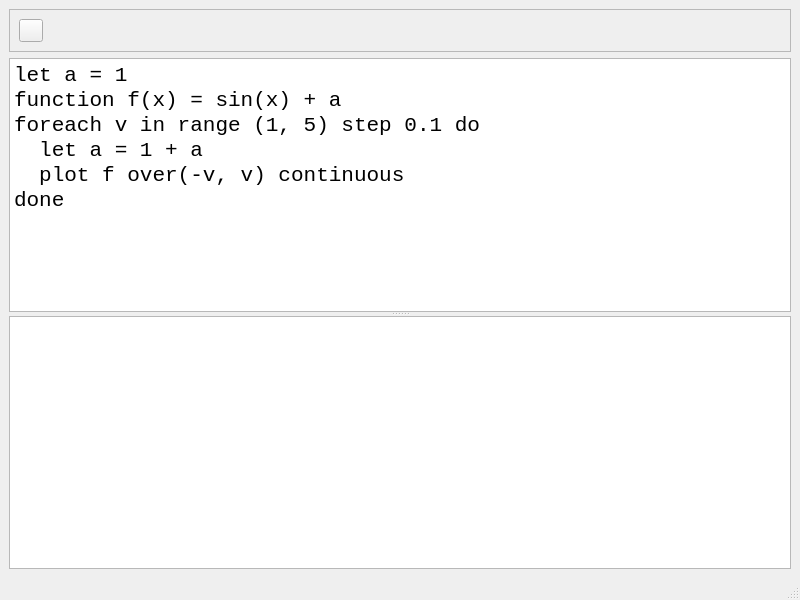
Before: the Qt Designer form MainWindow.ui in fritzone/funkplot, drawn with Qt 5.
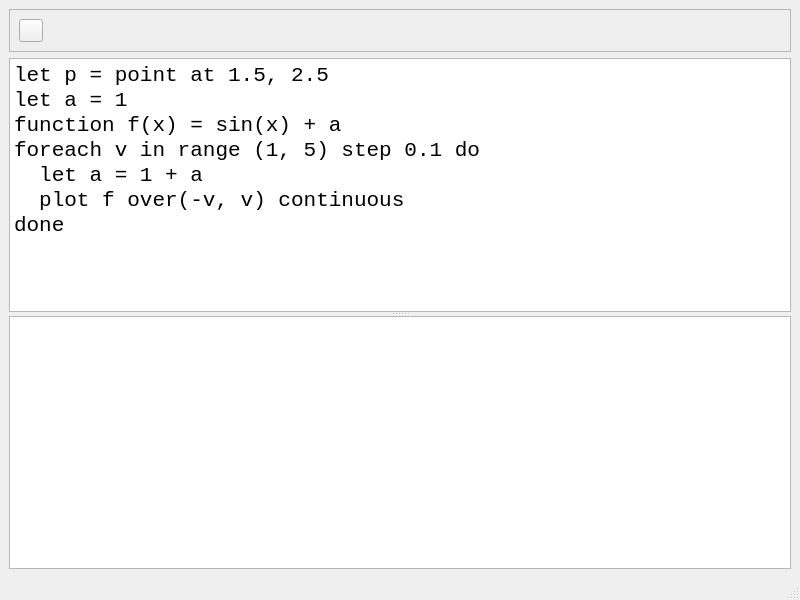
After: the same form once the commit is applied. Icons and pictures are not drawn.

Commit message: more drawing implemented, also points

Diff of the .ui file:
```diff
--- a/MainWindow.ui
+++ b/MainWindow.ui
@@ -84,6 +84,7 @@
 &lt;html&gt;&lt;head&gt;&lt;meta name=&quot;qrichtext&quot; content=&quot;1&quot; /&gt;&lt;meta charset=&quot;utf-8&quot; /&gt;&lt;style type=&quot;text/css&quot;&gt;
 p, li { white-space: pre-wrap; }
 &lt;/style&gt;&lt;/head&gt;&lt;body style=&quot; font-family:'Courier New'; font-size:16pt; font-weight:400; font-style:normal;&quot;&gt;
+&lt;p style=&quot; margin-top:0px; margin-bottom:0px; margin-left:0px; margin-right:0px; -qt-block-indent:0; text-indent:0px;&quot;&gt;let p = point at 1.5, 2.5&lt;/p&gt;
 &lt;p style=&quot; margin-top:0px; margin-bottom:0px; margin-left:0px; margin-right:0px; -qt-block-indent:0; text-indent:0px;&quot;&gt;let a = 1&lt;/p&gt;
 &lt;p style=&quot; margin-top:0px; margin-bottom:0px; margin-left:0px; margin-right:0px; -qt-block-indent:0; text-indent:0px;&quot;&gt;function f(x) = sin(x) + a&lt;/p&gt;
 &lt;p style=&quot; margin-top:0px; margin-bottom:0px; margin-left:0px; margin-right:0px; -qt-block-indent:0; text-indent:0px;&quot;&gt;foreach v in range (1, 5) step 0.1 do&lt;/p&gt;
```
The commit also changes 2 other files.
